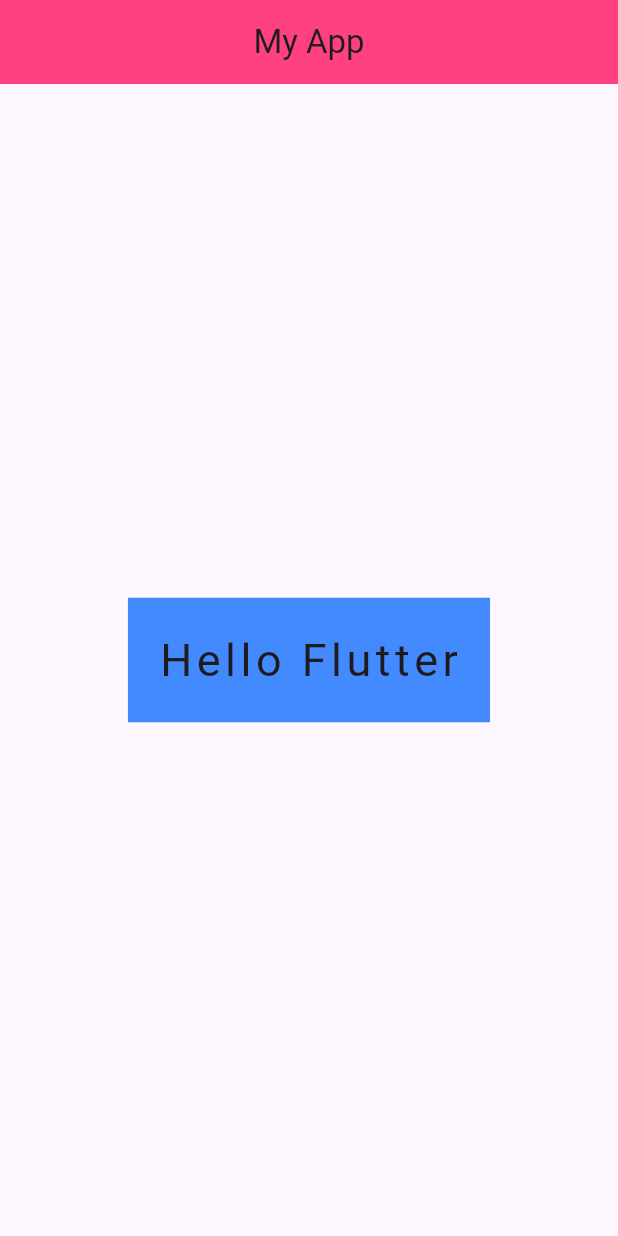
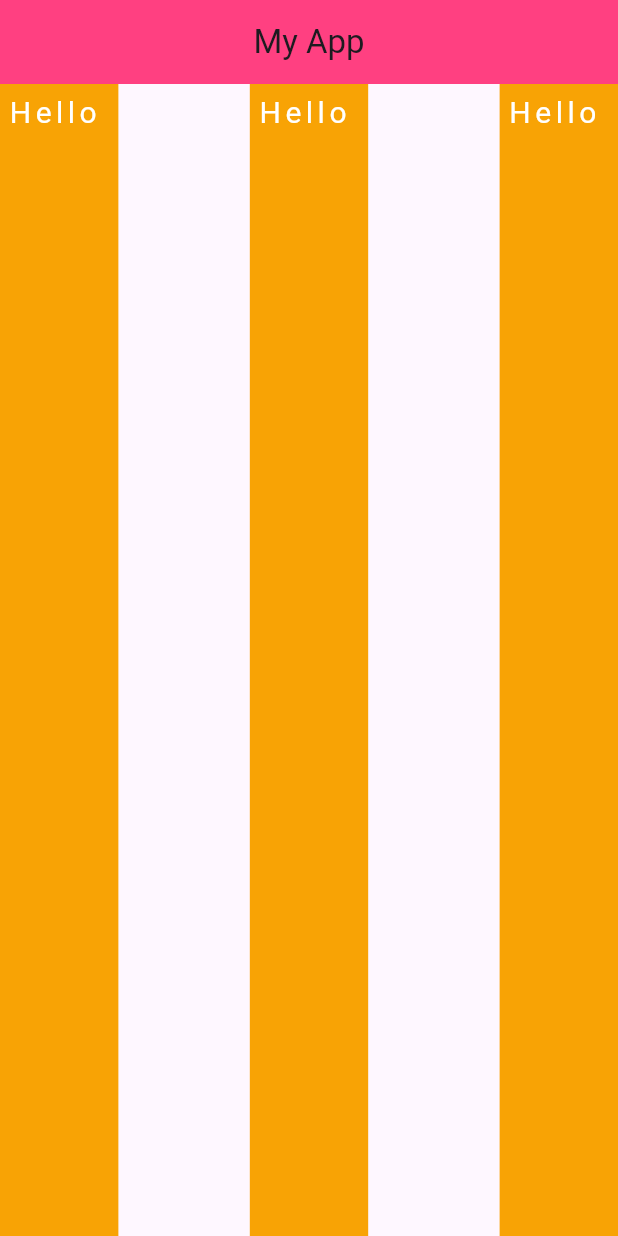
Before and after one commit to JJkittipop/learn_flutter_67_2, a Flutter app: the screen it shows after launch, on a phone screen of 412 x 824 dp. Run offline on Flutter 3.47's test engine with Material 3 defaults, Android fonts, the phone set to English and light mode, and no system bars.

Commit message:
Step 5 container, column,row , main axis, cross axis

```diff
--- a/lib/screen/home.dart
+++ b/lib/screen/home.dart
@@ -4,26 +4,100 @@ import 'package:flutter/material.dart';
 class Home extends StatelessWidget {
   const Home({super.key});
 
-// Step 5 container, column, main axis, cross axis
+// Step 5 container, column,row , main axis, cross axis
   @override
   Widget build(BuildContext context) {
-    // //return Container(color: Colors.blueAccent , width 300, height: 300);
-    // return Container(color: Colors.blueAccent, margin: EdgeInsets.all(10));
-    // return Container(color: Colors.blueAccent,
-    // margin: EdgeInsets.fromLTRB(5, 10, 15, 20),
-    // ) ;
-    return Center(
-      child: Container(
-    color: Colors.blueAccent,
-    margin: EdgeInsets.symmetric(horizontal: 20, vertical: 30),
-    padding: EdgeInsets.all(20),
-    child: Text(
-      "Hello Flutter",
-      style: TextStyle(
-        fontSize: 30, letterSpacing: 3),
-      ),
-    ),
+  //   return Column(
+  //     //mainAxisAlignment: MainAxisAlignment.start,
+  //     //mainAxisAlignment: MainAxisAlignment.center,
+  //     //mainAxisAlignment: MainAxisAlignment.end,
+  //     //mainAxisAlignment:  MainAxisAlignment.spaceBetween,
+  //     //mainAxisAlignment: MainAxisAlignment.spaceAround,
+  //     //mainAxisAlignment: MainAxisAlignment.spaceEvenly,
+  //     mainAxisAlignment:  MainAxisAlignment.spaceBetween,
+  //     crossAxisAlignment: CrossAxisAlignment.stretch,
+  //     children: [
+  //       Container(color: const Color.fromARGB(255, 248, 163, 5),
+  //       padding: EdgeInsets.symmetric(horizontal: 5, vertical: 5),
+  //       child: Text(
+  //         "Hello Flutter",
+  //         style: TextStyle(
+  //           fontSize: 20,
+  //           letterSpacing: 3,
+  //           color: Colors.white,
+  //       ),
+  //       ),
+  //       ),
+  //        Container(color: const Color.fromARGB(255, 248, 163, 5),
+  //       padding: EdgeInsets.symmetric(horizontal: 5, vertical: 5),
+  //       child: Text(
+  //         "Hello Flutter",
+  //         style: TextStyle(
+  //           fontSize: 20,
+  //           letterSpacing: 3,
+  //           color: Colors.white,
+  //       ),
+  //       ),
+  //       ),
+  //        Container(color: const Color.fromARGB(255, 248, 163, 5),
+  //       padding: EdgeInsets.symmetric(horizontal: 5, vertical: 5),
+  //       child: Text(
+  //         "Hello Flutter",
+  //         style: TextStyle(
+  //           fontSize: 20,
+  //           letterSpacing: 3,
+  //           color: Colors.white,
+  //       ),
+  //       ),
+  //       ),
+  //     ],
+  //   );
+  // }
+
+  return Row(
+      //mainAxisAlignment: MainAxisAlignment.start,
+      //mainAxisAlignment: MainAxisAlignment.center,
+      //mainAxisAlignment: MainAxisAlignment.end,
+      //mainAxisAlignment:  MainAxisAlignment.spaceBetween,
+      //mainAxisAlignment: MainAxisAlignment.spaceAround,
+      //mainAxisAlignment: MainAxisAlignment.spaceEvenly,
+      mainAxisAlignment:  MainAxisAlignment.spaceBetween,
+      crossAxisAlignment: CrossAxisAlignment.stretch,
+      children: [
+        Container(color: const Color.fromARGB(255, 248, 163, 5),
+        padding: EdgeInsets.symmetric(horizontal: 5, vertical: 5),
+        child: Text(
+          "Hello ",
+          style: TextStyle(
+            fontSize: 20,
+            letterSpacing: 3,
+            color: Colors.white,
+        ),
+        ),
+        ),
+         Container(color: const Color.fromARGB(255, 248, 163, 5),
+        padding: EdgeInsets.symmetric(horizontal: 5, vertical: 5),
+        child: Text(
+          "Hello ",
+          style: TextStyle(
+            fontSize: 20,
+            letterSpacing: 3,
+            color: Colors.white,
+        ),
+        ),
+        ),
+         Container(color: const Color.fromARGB(255, 248, 163, 5),
+        padding: EdgeInsets.symmetric(horizontal: 5, vertical: 5),
+        child: Text(
+          "Hello ",
+          style: TextStyle(
+            fontSize: 20,
+            letterSpacing: 3,
+            color: Colors.white,
+        ),
+        ),
+        ),
+      ],
     );
-
   }
 }
```
